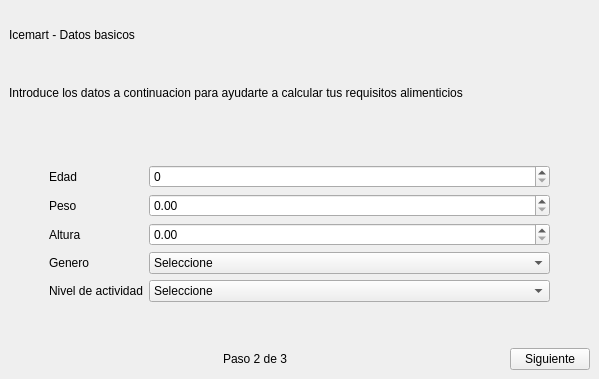
The window that setupwidget.ui (jesusgp22/Icemart) describes before a commit, drawn with Qt 5.
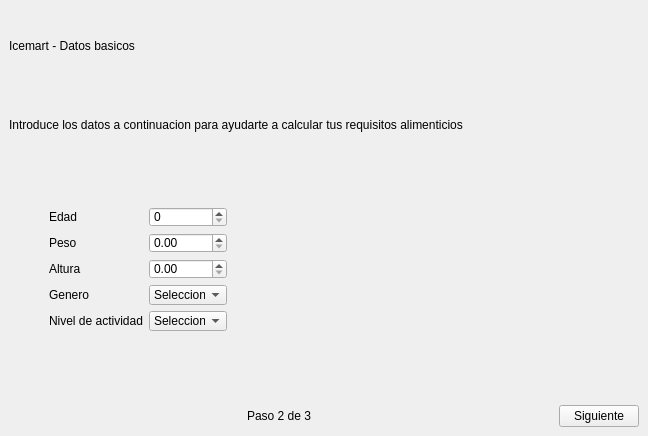
The same window after the commit. The open tabs and pages were chosen to show the change.

Patch:
```diff
--- a/setupwidget.ui
+++ b/setupwidget.ui
@@ -6,8 +6,8 @@
    <rect>
     <x>0</x>
     <y>0</y>
-    <width>585</width>
-    <height>379</height>
+    <width>648</width>
+    <height>436</height>
    </rect>
   </property>
   <property name="windowTitle">
@@ -165,13 +165,14 @@
    </layout>
   </widget>
   <widget class="QWidget" name="BasicsPage">
-   <layout class="QVBoxLayout" name="verticalLayout_4">
-    <item>
      <layout class="QVBoxLayout" name="verticalLayout_3">
       <item>
        <layout class="QVBoxLayout" name="verticalLayout_2">
         <item>
          <widget class="QLabel" name="label_10">
+        <property name="styleSheet">
+         <string notr="true">font: 18pt &quot;MS Shell Dlg 2&quot;;</string>
+        </property>
           <property name="text">
            <string>Icemart - Datos basicos</string>
           </property>
@@ -179,6 +180,9 @@
         </item>
         <item>
          <widget class="QLabel" name="label_11">
+        <property name="styleSheet">
+         <string notr="true">font: 12pt &quot;MS Shell Dlg 2&quot;;</string>
+        </property>
           <property name="text">
            <string>Introduce los datos a continuacion para ayudarte a calcular tus requisitos alimenticios</string>
           </property>
@@ -241,6 +245,12 @@
           </item>
           <item row="1" column="1">
            <widget class="QDoubleSpinBox" name="weightField">
+          <property name="maximumSize">
+           <size>
+            <width>78</width>
+            <height>20</height>
+           </size>
+          </property>
             <property name="frame">
              <bool>true</bool>
             </property>
@@ -261,6 +271,12 @@
           </item>
           <item row="2" column="1">
            <widget class="QDoubleSpinBox" name="heightField">
+          <property name="maximumSize">
+           <size>
+            <width>78</width>
+            <height>20</height>
+           </size>
+          </property>
             <property name="maximum">
              <double>3.000000000000000</double>
             </property>
@@ -278,6 +294,12 @@
           </item>
           <item row="3" column="1">
            <widget class="QComboBox" name="genderField">
+          <property name="maximumSize">
+           <size>
+            <width>78</width>
+            <height>20</height>
+           </size>
+          </property>
             <item>
              <property name="text">
               <string>Seleccione</string>
@@ -304,6 +326,12 @@
           </item>
           <item row="4" column="1">
            <widget class="QComboBox" name="activityLevelField">
+          <property name="maximumSize">
+           <size>
+            <width>78</width>
+            <height>20</height>
+           </size>
+          </property>
             <item>
              <property name="text">
               <string>Seleccione</string>
@@ -337,7 +365,14 @@
            </widget>
           </item>
           <item row="0" column="1">
-           <widget class="QSpinBox" name="ageField"/>
+         <widget class="QSpinBox" name="ageField">
+          <property name="maximumSize">
+           <size>
+            <width>78</width>
+            <height>20</height>
+           </size>
+          </property>
+         </widget>
           </item>
          </layout>
         </item>
@@ -420,8 +455,6 @@
        </layout>
       </item>
      </layout>
-    </item>
-   </layout>
   </widget>
   <widget class="QWidget" name="AdvancedPage">
    <layout class="QVBoxLayout" name="verticalLayout_8">
```
Left out of the diff: 59 changed lines with no effect on the pictures. Lines whose indentation alone changed are shown as unchanged.
